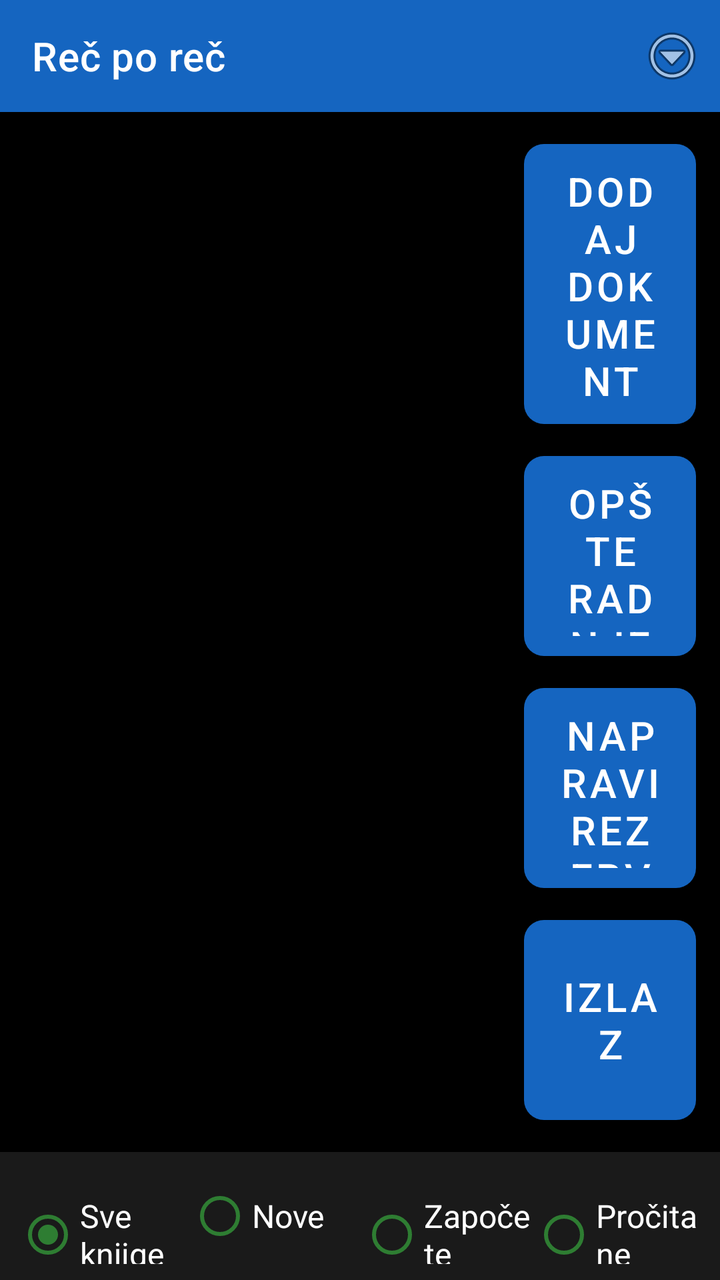
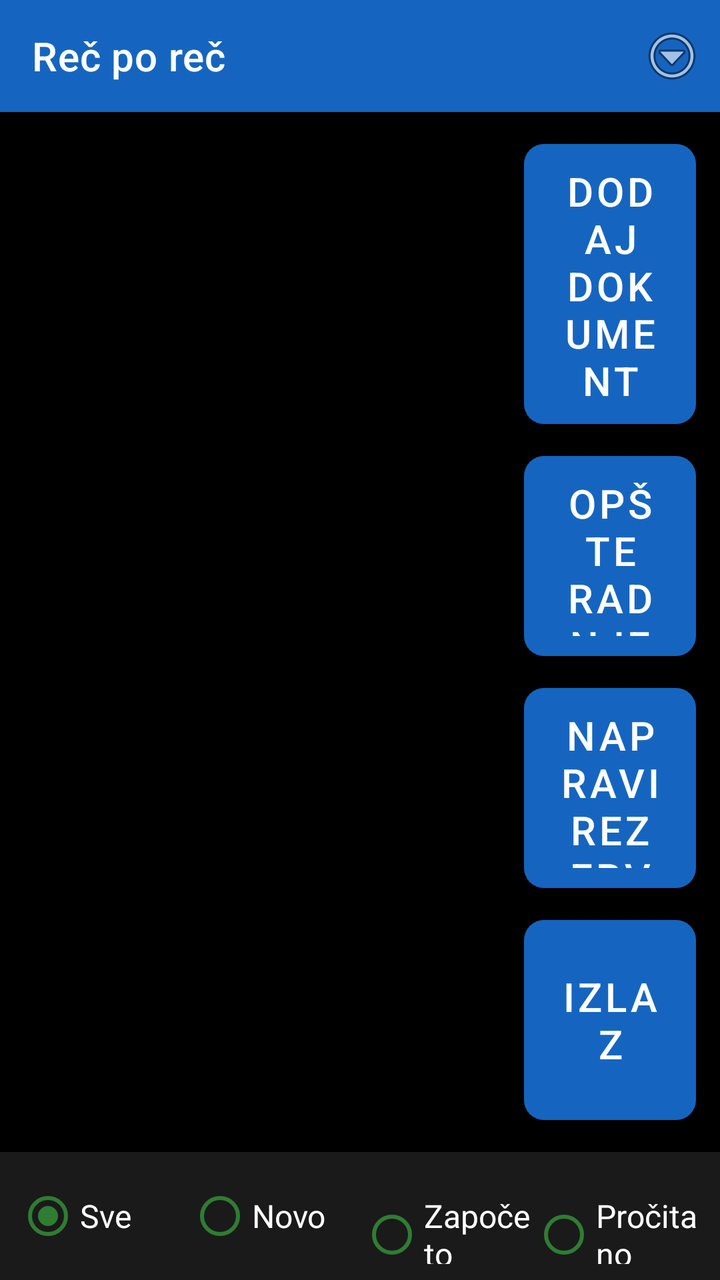

An Android layout rendered at two revisions. The XML below is the earlier revision; the diff shows what the commit changed to produce the second picture.
<!-- AndroidManifest.xml: application theme Theme.RecPoRec -->
<!-- res/layout/activity_document_list.xml -->
<?xml version="1.0" encoding="utf-8"?>
<LinearLayout xmlns:android="http://schemas.android.com/apk/res/android"
    xmlns:app="http://schemas.android.com/apk/res-auto"
    android:layout_width="match_parent"
    android:layout_height="match_parent"
    android:orientation="vertical"
    android:fitsSystemWindows="true"
    android:background="@color/background">

    <androidx.appcompat.widget.Toolbar
        android:id="@+id/toolbar"
        android:layout_width="match_parent"
        android:layout_height="?attr/actionBarSize"
        android:background="@color/btn_voice"
        android:titleTextColor="@color/text_primary"
        app:title="@string/app_name">

        <ImageButton
            android:id="@+id/btnOverflow"
            android:layout_width="48dp"
            android:layout_height="48dp"
            android:layout_gravity="end|center_vertical"
            android:background="@android:color/transparent"
            android:contentDescription="@string/menu_options_button"
            android:src="@android:drawable/ic_menu_more" />
    </androidx.appcompat.widget.Toolbar>

    <LinearLayout
        android:layout_width="match_parent"
        android:layout_height="0dp"
        android:layout_weight="1"
        android:orientation="horizontal">

        <FrameLayout
            android:layout_width="0dp"
            android:layout_height="match_parent"
            android:layout_weight="1">

            <androidx.recyclerview.widget.RecyclerView
                android:id="@+id/recyclerDocuments"
                android:layout_width="match_parent"
                android:layout_height="match_parent"
                android:padding="8dp" />

            <TextView
                android:id="@+id/emptyView"
                android:layout_width="match_parent"
                android:layout_height="match_parent"
                android:gravity="center"
                android:visibility="gone"
                android:padding="24dp"
                android:textSize="20sp"
                android:textColor="@color/text_primary"
                android:text="@string/no_documents" />
        </FrameLayout>

        
        <LinearLayout
            android:layout_width="110dp"
            android:layout_height="match_parent"
            android:orientation="vertical"
            android:gravity="center_vertical"
            android:padding="12dp">

            <Button
                android:id="@+id/btnAddDocument"
                android:layout_width="match_parent"
                android:layout_height="140dp"
                android:textSize="20sp"
                android:backgroundTint="@color/btn_chapter"
                android:textColor="@color/button_text"
                android:background="@drawable/key_button_shape"
                android:contentDescription="Dodaj dokument. Dug pritisak: proveri dozvole."
                android:text="@string/add_document" />

            <Button
                android:id="@+id/btnGeneralActions"
                android:layout_width="match_parent"
                android:layout_height="100dp"
                android:layout_marginTop="16dp"
                android:textSize="20sp"
                android:backgroundTint="@color/btn_combined"
                android:textColor="@color/button_text"
                android:background="@drawable/key_button_shape"
                android:contentDescription="Opšte radnje: odaberi sve, obriši odabrano"
                android:text="Opšte radnje" />

            <Button
                android:id="@+id/btnBackup"
                android:layout_width="match_parent"
                android:layout_height="100dp"
                android:layout_marginTop="16dp"
                android:textSize="20sp"
                android:backgroundTint="@color/btn_speed"
                android:textColor="@color/button_text"
                android:background="@drawable/key_button_shape"
                android:contentDescription="Napravi rezervnu kopiju svih dokumenata. Dug pritisak: vrati rezervnu kopiju."
                android:text="Napravi rezervnu kopiju" />

            <Button
                android:id="@+id/btnExit"
                android:layout_width="match_parent"
                android:layout_height="100dp"
                android:layout_marginTop="16dp"
                android:textSize="20sp"
                android:backgroundTint="@color/btn_page_nav"
                android:textColor="@color/button_text"
                android:background="@drawable/key_button_shape"
                android:contentDescription="Izađi iz aplikacije, zaustavlja i rad u pozadini. Dug pritisak: Otkrivanje spoljnog uređaja."
                android:text="Izlaz" />
        </LinearLayout>

    </LinearLayout>

    <RadioGroup
        android:id="@+id/groupLibraryTabs"
        android:layout_width="match_parent"
        android:layout_height="wrap_content"
        android:orientation="horizontal"
        android:background="#1A1A1A"
        android:padding="8dp">

        <RadioButton
            android:id="@+id/tabAllBooks"
            android:layout_width="0dp"
            android:layout_height="wrap_content"
            android:layout_weight="1"
            android:textSize="16sp"
            android:textColor="@color/text_primary"
            android:buttonTint="@color/btn_chapter"
            android:checked="true"
            android:text="Sve knjige" />

        <RadioButton
            android:id="@+id/tabNewBooks"
            android:layout_width="0dp"
            android:layout_height="wrap_content"
            android:layout_weight="1"
            android:textSize="16sp"
            android:textColor="@color/text_primary"
            android:buttonTint="@color/btn_chapter"
            android:contentDescription="Nove knjige"
            android:text="Nove" />

        <RadioButton
            android:id="@+id/tabStartedBooks"
            android:layout_width="0dp"
            android:layout_height="wrap_content"
            android:layout_weight="1"
            android:textSize="16sp"
            android:textColor="@color/text_primary"
            android:buttonTint="@color/btn_chapter"
            android:text="Započete" />

        <RadioButton
            android:id="@+id/tabFinishedBooks"
            android:layout_width="0dp"
            android:layout_height="wrap_content"
            android:layout_weight="1"
            android:textSize="16sp"
            android:textColor="@color/text_primary"
            android:buttonTint="@color/btn_chapter"
            android:text="Pročitane" />
    </RadioGroup>

</LinearLayout>
<!-- resources referenced by this layout -->
<resources>
  <color name="background">#000000</color>
  <color name="btn_chapter">#2E7D32</color>
  <color name="btn_combined">#455A64</color>
  <color name="btn_page_nav">#AD1457</color>
  <color name="btn_speed">#00838F</color>
  <color name="btn_voice">#1565C0</color>
  <color name="button_text">#FFFFFF</color>
  <color name="text_primary">#FFFFFF</color>
  <!-- drawable key_button_shape (drawable) -->
  <?xml version="1.0" encoding="utf-8"?>
  <shape xmlns:android="http://schemas.android.com/apk/res/android"
      android:shape="rectangle">
      <corners android:radius="10dp" />
      <solid android:color="#FFFFFF" />
  </shape>
  <string name="add_document">Dodaj dokument</string>
  <string name="app_name">Reč po reč</string>
  <string name="menu_options_button">Opcije. Dug pritisak: Statistika čitanja.</string>
  <string name="no_documents">Nema dodatih dokumenata. Dodirnite dugme za dodavanje.</string>
  <style name="Theme.RecPoRec" parent="Theme.MaterialComponents.DayNight.NoActionBar">
          <item name="android:windowBackground">@color/background</item>
          <item name="android:textColorPrimary">@color/text_primary</item>
          <item name="colorPrimary">@color/btn_voice</item>
          <item name="colorOnPrimary">@color/button_text</item>
          <item name="alertDialogTheme">@style/RecPoRecAlertDialog</item>
          <item name="android:alertDialogTheme">@style/RecPoRecAlertDialog</item>
      </style>
  <style name="RecPoRecAlertDialog" parent="Theme.AppCompat.DayNight.Dialog.Alert">
          <item name="android:windowBackground">@color/background</item>
          <item name="android:textColorPrimary">@color/text_primary</item>
          <item name="colorAccent">@color/btn_goto_page</item>
          <item name="android:textAppearanceMedium">@style/RecPoRecDialogText</item>
          <item name="android:textAppearanceListItem">@style/RecPoRecDialogText</item>
          <item name="android:textAppearanceListItemSmall">@style/RecPoRecDialogText</item>
          <item name="buttonBarPositiveButtonStyle">@style/RecPoRecDialogButton</item>
          <item name="buttonBarNegativeButtonStyle">@style/RecPoRecDialogButton</item>
          <item name="buttonBarNeutralButtonStyle">@style/RecPoRecDialogButton</item>
      </style>
  <color name="btn_goto_page">#5D4037</color>
  <style name="RecPoRecDialogText" parent="TextAppearance.AppCompat.Medium">
          <item name="android:textSize">20sp</item>
          <item name="android:textColor">@color/text_primary</item>
      </style>
  <style name="RecPoRecDialogButton" parent="Widget.AppCompat.Button.ButtonBar.AlertDialog">
          <item name="android:textSize">18sp</item>
          <item name="android:textColor">@color/btn_goto_page</item>
          <item name="android:textStyle">bold</item>
      </style>
</resources>

<!-- the commit's change to res/layout/activity_document_list.xml (unified diff, before → after) -->
@@ -129,7 +129,7 @@
             android:textColor="@color/text_primary"
             android:buttonTint="@color/btn_chapter"
             android:checked="true"
-            android:text="Sve knjige" />
+            android:text="Sve" />
 
         <RadioButton
             android:id="@+id/tabNewBooks"
@@ -139,8 +139,8 @@
             android:textSize="16sp"
             android:textColor="@color/text_primary"
             android:buttonTint="@color/btn_chapter"
-            android:contentDescription="Nove knjige"
-            android:text="Nove" />
+            android:contentDescription="Novo"
+            android:text="Novo" />
 
         <RadioButton
             android:id="@+id/tabStartedBooks"
@@ -150,7 +150,7 @@
             android:textSize="16sp"
             android:textColor="@color/text_primary"
             android:buttonTint="@color/btn_chapter"
-            android:text="Započete" />
+            android:text="Započeto" />
 
         <RadioButton
             android:id="@+id/tabFinishedBooks"
@@ -160,7 +160,7 @@
             android:textSize="16sp"
             android:textColor="@color/text_primary"
             android:buttonTint="@color/btn_chapter"
-            android:text="Pročitane" />
+            android:text="Pročitano" />
     </RadioGroup>
 
 </LinearLayout>
